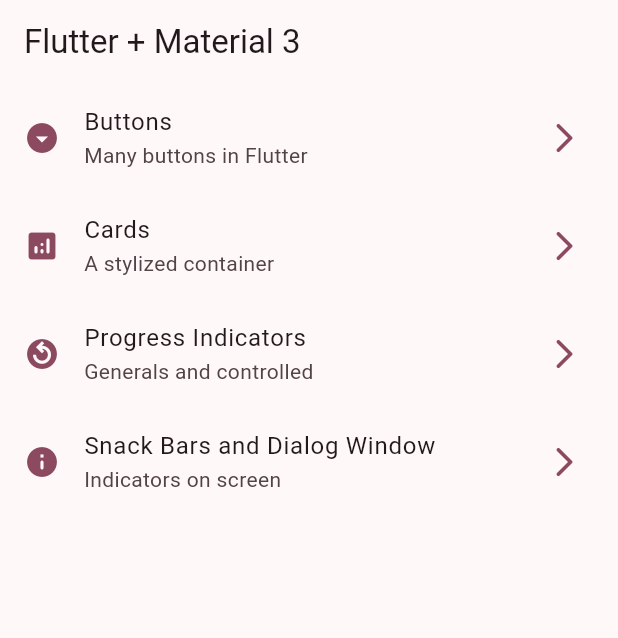
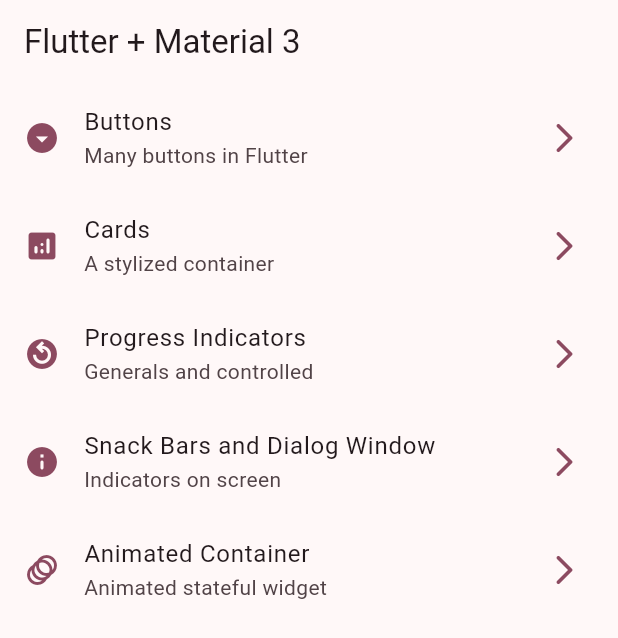
Before and after one commit to brunolujan/flutter_widgets_app, a Flutter app: the screen it shows after launch, on a phone screen of 412 x 824 dp. Shown: the top 638 px of the screen. Run offline on Flutter 3.47's test engine with Material 2 defaults, Android fonts, the phone set to English and light mode, and no system bars; our stand-ins replace go_router.

Commit message:
Animated Container Screen finished

```diff
--- a/lib/config/menu/menu_items.dart
+++ b/lib/config/menu/menu_items.dart
@@ -22,24 +22,31 @@ const appMenuItems = <MenuItem>[
     icon: Icons.arrow_drop_down_circle_sharp
   ),
 
-    MenuItem(
+  MenuItem(
     title: 'Cards',
     subTitle: 'A stylized container',
     link: '/cards',
     icon: Icons.analytics_rounded
   ),
 
-    MenuItem(
+  MenuItem(
     title: 'Progress Indicators',
     subTitle: 'Generals and controlled',
     link: '/progress',
     icon: Icons.replay_circle_filled_outlined
   ),
 
-    MenuItem(
+  MenuItem(
     title: 'Snack Bars and Dialog Window',
     subTitle: 'Indicators on screen',
     link: '/snackbars',
     icon: Icons.info_rounded
   ),
+
+  MenuItem(
+    title: 'Animated Container',
+    subTitle: 'Animated stateful widget',
+    link: '/animated',
+    icon: Icons.animation_rounded
+  ),
 ];
--- a/lib/config/router/app_router.dart
+++ b/lib/config/router/app_router.dart
@@ -34,5 +34,11 @@ final appRouter = GoRouter(
       name: SnackbarScreen.name,
       builder: (context, state) => const SnackbarScreen(),
     ),
+
+    GoRoute(
+      path: '/animated',
+      name: AnimatedScreen.name,
+      builder: (context, state) => const AnimatedScreen(),
+    ),
   ],
 );
```
Also changed, not shown: lib/presentation/screens/animated/animated_screen.dart (+54 -2 lines).
